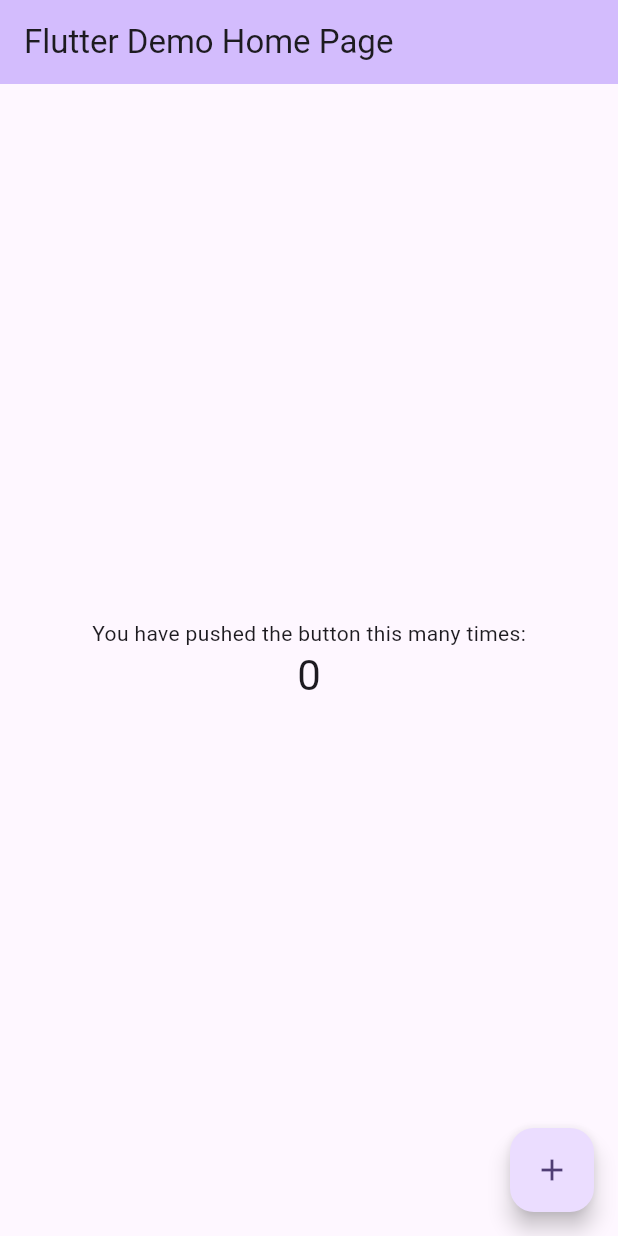
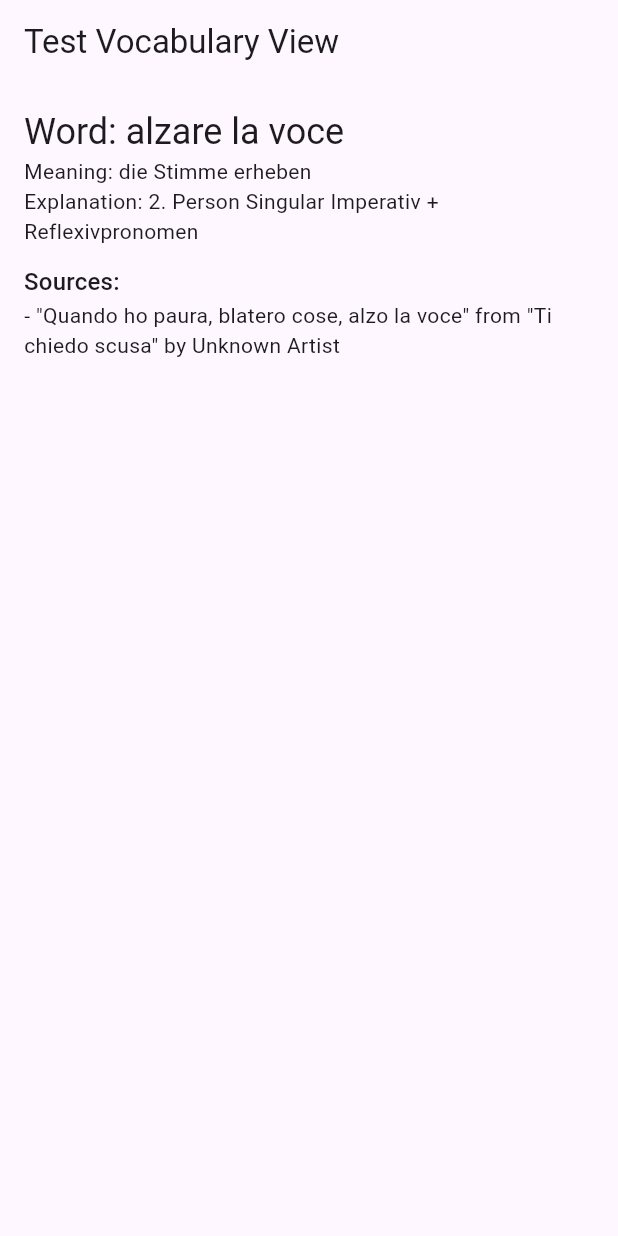
Before and after one commit to gusti-ott/lyriconnect, a Flutter app: the screen it shows after launch, on a phone screen of 412 x 824 dp. Run offline on Flutter 3.47's test engine with Material 3 defaults, Android fonts, the phone set to English and light mode, and no system bars.

Commit message:
feature: add shared domain models
- Added reusable domain models (VocabularyItem, Song, etc.) in a shared Dart package with json_serializable and copyWith support
- Scaffolded a simple Flutter UI to display a sample VocabularyItem for testing integration

```diff
--- /dev/null
+++ b/domain_models/lib/src/song.dart
@@ -0,0 +1,19 @@
+import 'package:json_annotation/json_annotation.dart';
+
+part 'song.g.dart';
+
+@JsonSerializable()
+class Song {
+  final String id;
+  final String title;
+  final String artist;
+
+  Song({
+    required this.id,
+    required this.title,
+    required this.artist,
+  });
+
+  factory Song.fromJson(Map<String, dynamic> json) => _$SongFromJson(json);
+  Map<String, dynamic> toJson() => _$SongToJson(this);
+}
--- /dev/null
+++ b/domain_models/lib/src/vocab_source_reference.dart
@@ -0,0 +1,19 @@
+import 'package:json_annotation/json_annotation.dart';
+
+import 'song.dart';
+
+part 'vocab_source_reference.g.dart';
+
+@JsonSerializable()
+class VocabSourceReference {
+  final Song song;
+  final String? lyricLine;
+
+  VocabSourceReference({
+    required this.song,
+    this.lyricLine,
+  });
+
+  factory VocabSourceReference.fromJson(Map<String, dynamic> json) => _$VocabSourceReferenceFromJson(json);
+  Map<String, dynamic> toJson() => _$VocabSourceReferenceToJson(this);
+}
--- /dev/null
+++ b/domain_models/lib/src/vocabulary_item.dart
@@ -0,0 +1,45 @@
+import 'package:json_annotation/json_annotation.dart';
+
+import 'vocab_source_reference.dart';
+
+part 'vocabulary_item.g.dart';
+
+@JsonSerializable()
+class VocabularyItem {
+  final String word;
+  final String meaning;
+  final String? explanation;
+  final List<String> tags;
+  final List<VocabSourceReference> sources;
+  final DateTime addedAt;
+
+  VocabularyItem({
+    required this.word,
+    required this.meaning,
+    this.explanation,
+    required this.tags,
+    required this.sources,
+    required this.addedAt,
+  });
+
+  factory VocabularyItem.fromJson(Map<String, dynamic> json) => _$VocabularyItemFromJson(json);
+  Map<String, dynamic> toJson() => _$VocabularyItemToJson(this);
+
+  VocabularyItem copyWith({
+    String? word,
+    String? meaning,
+    String? explanation,
+    List<String>? tags,
+    List<VocabSourceReference>? sources,
+    DateTime? addedAt,
+  }) {
+    return VocabularyItem(
+      word: word ?? this.word,
+      meaning: meaning ?? this.meaning,
+      explanation: explanation ?? this.explanation,
+      tags: tags ?? this.tags,
+      sources: sources ?? this.sources,
+      addedAt: addedAt ?? this.addedAt,
+    );
+  }
+}
--- a/frontend/lib/main.dart
+++ b/frontend/lib/main.dart
@@ -1,4 +1,5 @@
 import 'package:flutter/material.dart';
+import 'package:frontend/presentation/test_vocab_view.dart';
 
 void main() {
   runApp(const MyApp());
@@ -13,113 +14,10 @@ class MyApp extends StatelessWidget {
     return MaterialApp(
       title: 'Flutter Demo',
       theme: ThemeData(
-        // This is the theme of your application.
-        //
-        // TRY THIS: Try running your application with "flutter run". You'll see
-        // the application has a purple toolbar. Then, without quitting the app,
-        // try changing the seedColor in the colorScheme below to Colors.green
-        // and then invoke "hot reload" (save your changes or press the "hot
-        // reload" button in a Flutter-supported IDE, or press "r" if you used
-        // the command line to start the app).
-        //
-        // Notice that the counter didn't reset back to zero; the application
-        // state is not lost during the reload. To reset the state, use hot
-        // restart instead.
-        //
-        // This works for code too, not just values: Most code changes can be
-        // tested with just a hot reload.
         colorScheme: ColorScheme.fromSeed(seedColor: Colors.deepPurple),
         useMaterial3: true,
       ),
-      home: const MyHomePage(title: 'Flutter Demo Home Page'),
+      home: const TestVocabView(),
     );
   }
 }
-
-class MyHomePage extends StatefulWidget {
-  const MyHomePage({super.key, required this.title});
-
-  // This widget is the home page of your application. It is stateful, meaning
-  // that it has a State object (defined below) that contains fields that affect
-  // how it looks.
-
-  // This class is the configuration for the state. It holds the values (in this
-  // case the title) provided by the parent (in this case the App widget) and
-  // used by the build method of the State. Fields in a Widget subclass are
-  // always marked "final".
-
-  final String title;
-
-  @override
-  State<MyHomePage> createState() => _MyHomePageState();
-}
-
-class _MyHomePageState extends State<MyHomePage> {
-  int _counter = 0;
-
-  void _incrementCounter() {
-    setState(() {
-      // This call to setState tells the Flutter framework that something has
-      // changed in this State, which causes it to rerun the build method below
-      // so that the display can reflect the updated values. If we changed
-      // _counter without calling setState(), then the build method would not be
-      // called again, and so nothing would appear to happen.
-      _counter++;
-    });
-  }
-
-  @override
-  Widget build(BuildContext context) {
-    // This method is rerun every time setState is called, for instance as done
-    // by the _incrementCounter method above.
-    //
-    // The Flutter framework has been optimized to make rerunning build methods
-    // fast, so that you can just rebuild anything that needs updating rather
-    // than having to individually change instances of widgets.
-    return Scaffold(
-      appBar: AppBar(
-        // TRY THIS: Try changing the color here to a specific color (to
-        // Colors.amber, perhaps?) and trigger a hot reload to see the AppBar
-        // change color while the other colors stay the same.
-        backgroundColor: Theme.of(context).colorScheme.inversePrimary,
-        // Here we take the value from the MyHomePage object that was created by
-        // the App.build method, and use it to set our appbar title.
-        title: Text(widget.title),
-      ),
-      body: Center(
-        // Center is a layout widget. It takes a single child and positions it
-        // in the middle of the parent.
-        child: Column(
-          // Column is also a layout widget. It takes a list of children and
-          // arranges them vertically. By default, it sizes itself to fit its
-          // children horizontally, and tries to be as tall as its parent.
-          //
-          // Column has various properties to control how it sizes itself and
-          // how it positions its children. Here we use mainAxisAlignment to
-          // center the children vertically; the main axis here is the vertical
-          // axis because Columns are vertical (the cross axis would be
-          // horizontal).
-          //
-          // TRY THIS: Invoke "debug painting" (choose the "Toggle Debug Paint"
-          // action in the IDE, or press "p" in the console), to see the
-          // wireframe for each widget.
-          mainAxisAlignment: MainAxisAlignment.center,
-          children: <Widget>[
-            const Text(
-              'You have pushed the button this many times:',
-            ),
-            Text(
-              '$_counter',
-              style: Theme.of(context).textTheme.headlineMedium,
-            ),
-          ],
-        ),
-      ),
-      floatingActionButton: FloatingActionButton(
-        onPressed: _incrementCounter,
-        tooltip: 'Increment',
-        child: const Icon(Icons.add),
-      ), // This trailing comma makes auto-formatting nicer for build methods.
-    );
-  }
-}
--- /dev/null
+++ b/frontend/lib/presentation/test_vocab_view.dart
@@ -0,0 +1,42 @@
+import 'package:domain_models/domain_models.dart';
+import 'package:flutter/material.dart';
+
+class TestVocabView extends StatelessWidget {
+  const TestVocabView({super.key});
+
+  @override
+  Widget build(BuildContext context) {
+    final vocab = VocabularyItem(
+      word: 'alzare la voce',
+      meaning: 'die Stimme erheben',
+      explanation: '2. Person Singular Imperativ + Reflexivpronomen',
+      tags: ['verb', 'phrase', 'imperative'],
+      sources: [
+        VocabSourceReference(
+          song: Song(id: '1', title: 'Ti chiedo scusa', artist: 'Unknown Artist'),
+          lyricLine: 'Quando ho paura, blatero cose, alzo la voce',
+        ),
+      ],
+      addedAt: DateTime.now(),
+    );
+
+    return Scaffold(
+      appBar: AppBar(title: const Text('Test Vocabulary View')),
+      body: Padding(
+        padding: const EdgeInsets.all(16),
+        child: Column(
+          crossAxisAlignment: CrossAxisAlignment.start,
+          children: [
+            Text('Word: ${vocab.word}', style: Theme.of(context).textTheme.headlineSmall),
+            Text('Meaning: ${vocab.meaning}'),
+            if (vocab.explanation != null) Text('Explanation: ${vocab.explanation}'),
+            const SizedBox(height: 12),
+            Text('Sources:', style: Theme.of(context).textTheme.titleMedium),
+            for (var source in vocab.sources)
+              Text('- "${source.lyricLine}" from "${source.song.title}" by ${source.song.artist}'),
+          ],
+        ),
+      ),
+    );
+  }
+}
--- a/frontend/pubspec.yaml
+++ b/frontend/pubspec.yaml
@@ -35,6 +35,8 @@ dependencies:
   # The following adds the Cupertino Icons font to your application.
   # Use with the CupertinoIcons class for iOS style icons.
   cupertino_icons: ^1.0.6
+  domain_models:
+    path: ../domain_models
 
 dev_dependencies:
   flutter_test:
```
Also changed, not shown: domain_models/analysis_options.yaml (added, +30 -0 lines), domain_models/lib/domain_models.dart (added, +7 -0 lines), domain_models/lib/src/lyrics_entry.dart (added, +19 -0 lines), domain_models/lib/src/translation_note.dart (added, +21 -0 lines), domain_models/pubspec.yaml (added, +16 -0 lines), domain_models/lib/src/lyrics_entry.g.dart (added), domain_models/lib/src/song.g.dart (added), domain_models/lib/src/translation_note.g.dart (added), domain_models/lib/src/vocab_source_reference.g.dart (added), domain_models/lib/src/vocabulary_item.g.dart (added), frontend/pubspec.lock, 8 other files.
